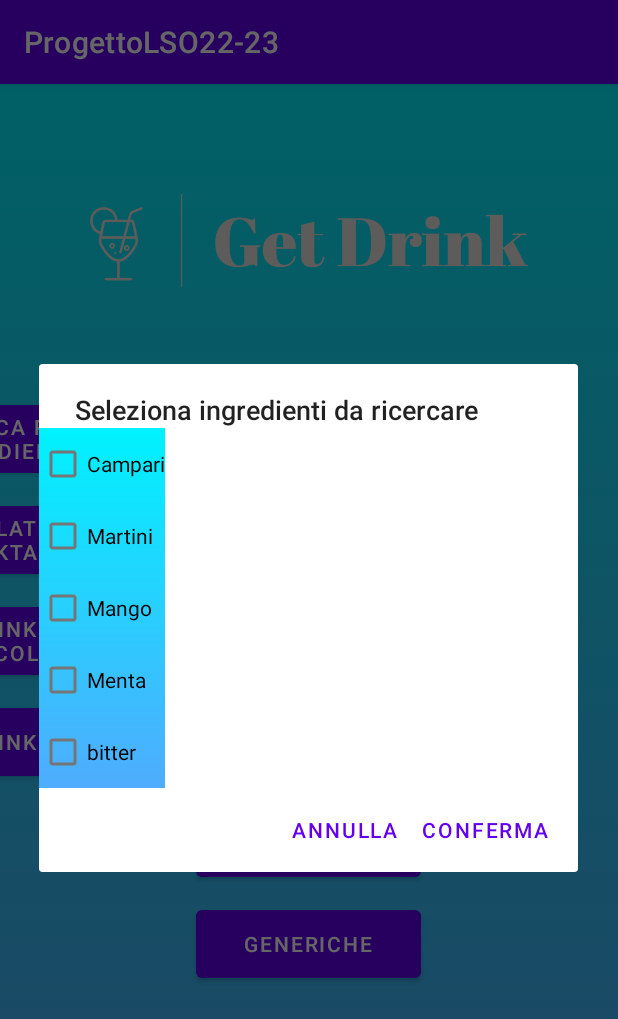
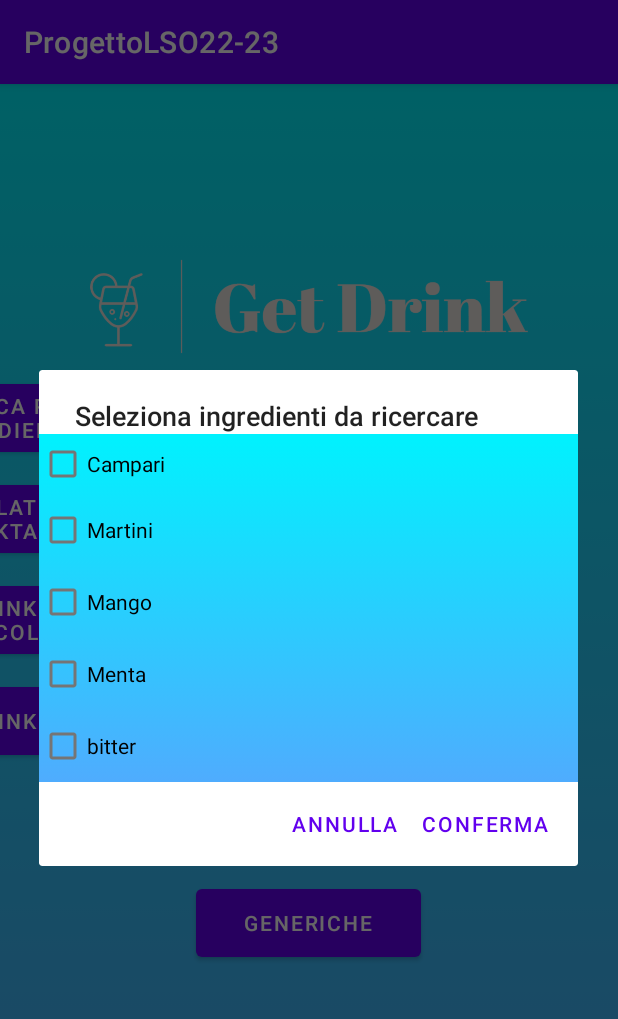
Before and after one commit to EmaSib/ProgettoLSO22-23, an Android app: the screen it shows after launch (HomePage), after a tap on "RICERCA PER INGREDIENTI", on a phone screen of 412 x 824 dp. Shown: the top 1019 px of the screen. Run offline under Robolectric (Android 15) with nearby library versions, the phone set to English and light mode, and no system bars.

Commit message:
modifica home_page.xml , pagina_bevanda.xml , ricerca_dialog.xml e aggiunta di png

```diff
--- a/app/src/main/res/layout/home_page.xml
+++ b/app/src/main/res/layout/home_page.xml
@@ -32,7 +32,7 @@
             android:layout_width="150dp"
             android:layout_height="57dp"
             android:layout_marginStart="130dp"
-            android:layout_marginTop="488dp"
+            android:layout_marginTop="430dp"
             android:text="RICERCA PER INGREDIENTI"
             app:layout_constraintEnd_toStartOf="@+id/imageView4"
             app:layout_constraintHorizontal_bias="0.0"
@@ -101,10 +101,21 @@
             android:id="@+id/imageView4"
             android:layout_width="wrap_content"
             android:layout_height="wrap_content"
-            android:layout_marginBottom="280dp"
+            android:layout_marginBottom="236dp"
             app:layout_constraintBottom_toBottomOf="parent"
             app:layout_constraintEnd_toEndOf="parent"
             app:srcCompat="@drawable/get_drink_logos_transparent" />
+
+        <ImageView
+            android:id="@+id/imageView5"
+            android:layout_width="41dp"
+            android:layout_height="38dp"
+            android:layout_marginBottom="412dp"
+            app:layout_constraintBottom_toBottomOf="parent"
+            app:layout_constraintEnd_toStartOf="@+id/frullatiButton"
+            app:layout_constraintHorizontal_bias="0.0"
+            app:layout_constraintStart_toStartOf="parent"
+            app:srcCompat="@drawable/_2_120773_arrow_icon_in_flat_style_arrow_vector_arrows" />
 
     </androidx.constraintlayout.widget.ConstraintLayout>
 
--- a/app/src/main/res/layout/ricerca_dialog.xml
+++ b/app/src/main/res/layout/ricerca_dialog.xml
@@ -4,7 +4,8 @@
     android:layout_width="match_parent"
     android:layout_height="match_parent"
     android:orientation="vertical"
-    android:scrollbarAlwaysDrawVerticalTrack="true">
+    android:scrollbarAlwaysDrawVerticalTrack="true"
+    android:background="@drawable/gradient_background">
 
     <LinearLayout
         android:layout_height="wrap_content"
@@ -16,8 +17,8 @@
 
     <CheckBox
         android:id="@+id/campariCheckBox"
-        android:layout_width="match_parent"
-        android:layout_height="wrap_content"
+        android:layout_width="100dp"
+        android:layout_height="40dp"
         android:text="Campari"
         tools:layout_editor_absoluteX="0dp"
         tools:layout_editor_absoluteY="89dp" />
```
Also changed, not shown: app/src/main/res/layout/pagina_bevanda.xml (+12 -10 lines), app/src/main/res/drawable/_2_120773_arrow_icon_in_flat_style_arrow_vector_arrows.png (added).
